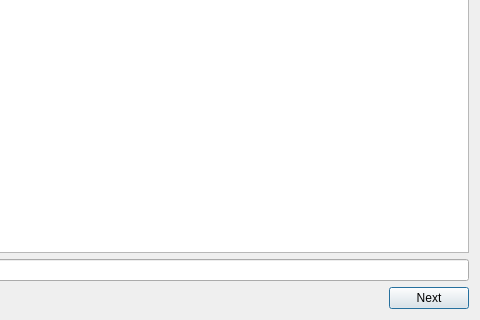
Above: resources/ui/tool_interface.ui from cmontesano/xappt_qt before the change; both pictures show x 196 to 676 and y 142 to 462 of the 676 by 462 pixel window. Below: the same form after it.
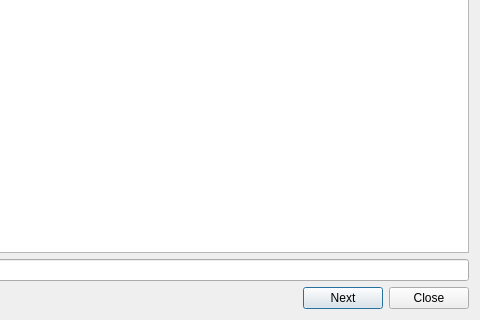
That is the form after the change.

Commit message: set console attributes, add close button

What changed in the file:
```diff
--- a/resources/ui/tool_interface.ui
+++ b/resources/ui/tool_interface.ui
@@ -74,6 +74,16 @@
        </property>
       </widget>
      </item>
+     <item>
+      <widget class="QPushButton" name="btnClose">
+       <property name="text">
+        <string>Close</string>
+       </property>
+       <property name="autoDefault">
+        <bool>false</bool>
+       </property>
+      </widget>
+     </item>
     </layout>
    </item>
   </layout>
```
Left out of the diff: 25 changed lines with no effect on the pictures. The commit also changes 1 other file.
